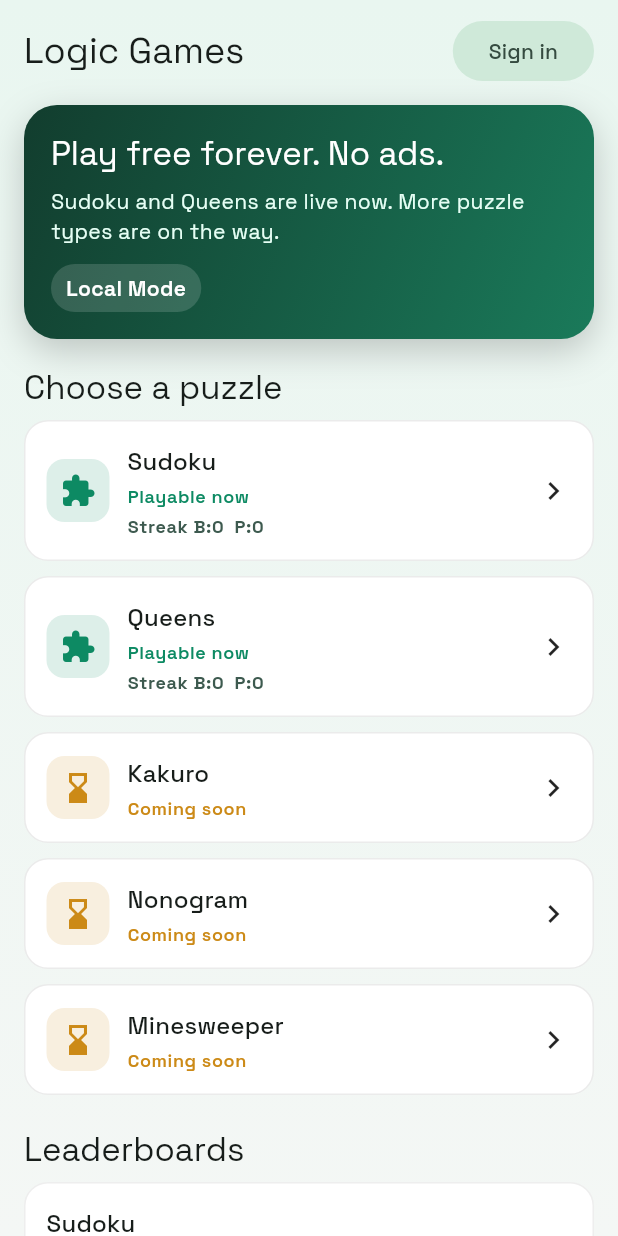
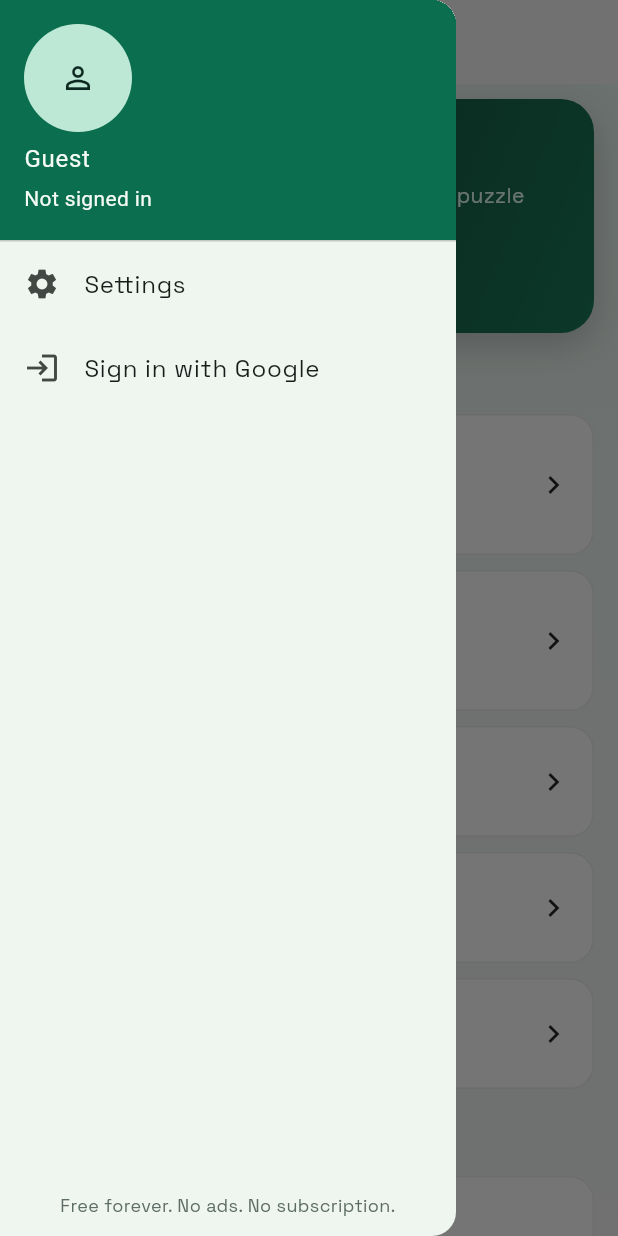
Before and after one commit to Simonsbs/logic_puzzles_app, a Flutter app: the screen it shows after launch, with the side drawer open (before the commit the screen has no drawer), on a phone screen of 412 x 824 dp. Run offline on Flutter 3.47's test engine with Material 3 defaults, Android fonts, the phone set to English and light mode, and no system bars; our stand-ins replace confetti, flutter_riverpod, google_fonts, shared_preferences, supabase_flutter; accounts and stored records are empty.

Commit message:
Add drawer settings menu with sync and account deletion

```diff
--- a/lib/core/services/auth_service.dart
+++ b/lib/core/services/auth_service.dart
@@ -2,11 +2,16 @@ abstract class AuthService {
   Stream<AuthUser?> authStateChanges();
   Future<AuthUser?> signInWithGoogle();
   Future<void> signOut();
+  Future<void> deleteAccount();
   AuthUser? get currentUser;
 }
 
 class AuthUser {
-  const AuthUser({required this.id, required this.displayName, required this.email});
+  const AuthUser({
+    required this.id,
+    required this.displayName,
+    required this.email,
+  });
 
   final String id;
   final String displayName;
--- a/lib/data/auth/local_auth_service.dart
+++ b/lib/data/auth/local_auth_service.dart
@@ -28,4 +28,9 @@ class LocalAuthService implements AuthService {
     _currentUser = null;
     _controller.add(null);
   }
+
+  @override
+  Future<void> deleteAccount() async {
+    await signOut();
+  }
 }
--- a/lib/features/home/home_page.dart
+++ b/lib/features/home/home_page.dart
@@ -1,10 +1,12 @@
 import 'package:flutter/material.dart';
 import 'package:flutter_riverpod/flutter_riverpod.dart';
 import 'package:logic_puzzles_app/core/models/leaderboard_entry.dart';
+import 'package:logic_puzzles_app/core/services/auth_service.dart';
 import 'package:logic_puzzles_app/core/models/puzzle_type.dart';
 import 'package:logic_puzzles_app/features/coming_soon/coming_soon_page.dart';
 import 'package:logic_puzzles_app/features/home/puzzle_type_card.dart';
 import 'package:logic_puzzles_app/features/puzzles/puzzle_list_page.dart';
+import 'package:logic_puzzles_app/features/settings/settings_page.dart';
 import 'package:logic_puzzles_app/state/app_providers.dart';
 
 class HomePage extends ConsumerWidget {
@@ -16,6 +18,8 @@ class HomePage extends ConsumerWidget {
     final config = ref.watch(appConfigProvider);
 
     return Scaffold(
+      appBar: AppBar(title: const Text('Logic Games')),
+      drawer: _AppDrawer(user: user),
       body: Container(
         decoration: const BoxDecoration(
           gradient: LinearGradient(
@@ -28,11 +32,6 @@ class HomePage extends ConsumerWidget {
           child: ListView(
             padding: const EdgeInsets.fromLTRB(16, 10, 16, 24),
             children: <Widget>[
-              _TopBar(
-                signedIn: user != null,
-                onPressed: () => _onAuthTap(context, ref),
-              ),
-              const SizedBox(height: 12),
               _HeroPanel(
                 userName: user?.displayName,
                 modeLabel:
@@ -78,24 +77,6 @@ class HomePage extends ConsumerWidget {
     );
   }
 
-  Future<void> _onAuthTap(BuildContext context, WidgetRef ref) async {
-    final auth = ref.read(authServiceProvider);
-    try {
-      if (auth.currentUser == null) {
-        await auth.signInWithGoogle();
-        return;
-      }
-      await auth.signOut();
-    } catch (error) {
-      if (!context.mounted) {
-        return;
-      }
-      ScaffoldMessenger.of(
-        context,
-      ).showSnackBar(SnackBar(content: Text('$error')));
-    }
-  }
-
   void _openPuzzleType(BuildContext context, PuzzleType type) {
     switch (type) {
       case PuzzleType.sudoku:
@@ -122,6 +103,84 @@ class HomePage extends ConsumerWidget {
   }
 }
 
+class _AppDrawer extends ConsumerWidget {
+  const _AppDrawer({required this.user});
+
+  final AuthUser? user;
+
+  @override
+  Widget build(BuildContext context, WidgetRef ref) {
+    return Drawer(
+      child: SafeArea(
+        child: Column(
+          children: <Widget>[
+            UserAccountsDrawerHeader(
+              margin: EdgeInsets.zero,
+              decoration: const BoxDecoration(color: Color(0xFF0B6E4F)),
+              accountName: Text(user?.displayName ?? 'Guest'),
+              accountEmail: Text(
+                user?.email.isNotEmpty == true ? user!.email : 'Not signed in',
+              ),
+              currentAccountPicture: CircleAvatar(
+                backgroundColor: const Color(0xFFBDE8D6),
+                child: Icon(
+                  user == null ? Icons.person_outline : Icons.person,
+                  color: const Color(0xFF0D2A22),
+                ),
+              ),
+            ),
+            ListTile(
+              leading: const Icon(Icons.settings),
+              title: const Text('Settings'),
+              onTap: () {
+                Navigator.of(context).pop();
+                Navigator.of(
+                  context,
+                ).push(MaterialPageRoute(builder: (_) => const SettingsPage()));
+              },
+            ),
+            ListTile(
+              leading: Icon(user == null ? Icons.login : Icons.logout),
+              title: Text(user == null ? 'Sign in with Google' : 'Sign out'),
+              onTap: () async {
+                Navigator.of(context).pop();
+                await _toggleAuth(context, ref);
+              },
+            ),
+            const Spacer(),
+            const Padding(
+              padding: EdgeInsets.all(12),
+              child: Text(
+                'Free forever. No ads. No subscription.',
+                style: TextStyle(fontSize: 12, color: Color(0xFF5D6C66)),
+                textAlign: TextAlign.center,
+              ),
+            ),
+          ],
+        ),
+      ),
+    );
+  }
+}
+
+Future<void> _toggleAuth(BuildContext context, WidgetRef ref) async {
+  final auth = ref.read(authServiceProvider);
+  try {
+    if (auth.currentUser == null) {
+      await auth.signInWithGoogle();
+      return;
+    }
+    await auth.signOut();
+  } catch (error) {
+    if (!context.mounted) {
+      return;
+    }
+    ScaffoldMessenger.of(
+      context,
+    ).showSnackBar(SnackBar(content: Text('$error')));
+  }
+}
+
 class _PuzzleTypeTile extends ConsumerWidget {
   const _PuzzleTypeTile({required this.type, required this.onTap});
 
@@ -132,27 +191,6 @@ class _PuzzleTypeTile extends ConsumerWidget {
   Widget build(BuildContext context, WidgetRef ref) {
     final streak = ref.watch(modeStreakProvider(type)).valueOrNull;
     return PuzzleTypeCard(type: type, onTap: onTap, streak: streak);
-  }
-}
-
-class _TopBar extends StatelessWidget {
-  const _TopBar({required this.signedIn, required this.onPressed});
-
-  final bool signedIn;
-  final VoidCallback onPressed;
-
-  @override
-  Widget build(BuildContext context) {
-    return Row(
-      children: <Widget>[
-        Text('Logic Games', style: Theme.of(context).textTheme.headlineSmall),
-        const Spacer(),
-        FilledButton.tonal(
-          onPressed: onPressed,
-          child: Text(signedIn ? 'Sign out' : 'Sign in'),
-        ),
-      ],
-    );
   }
 }
 
```
Also changed, not shown: lib/data/auth/supabase_auth_service.dart (+10 -3 lines), lib/features/settings/settings_page.dart (added, +310 -0 lines), 1 other file.
